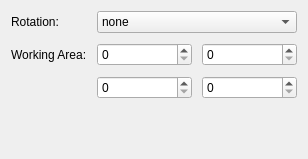
First picture: the form in src/kcmodule/padmapping.ui, repository KDE/wacomtablet, before the edit.
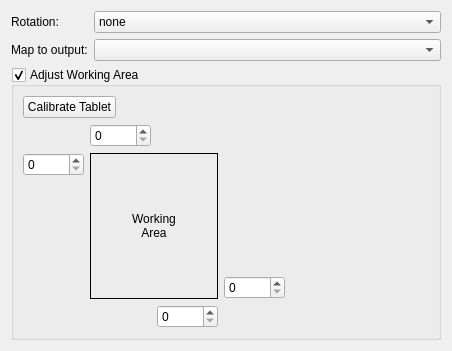
Second picture: the form after the edit. Custom widgets are drawn as their Qt base class.

```diff
--- a/src/kcmodule/padmapping.ui
+++ b/src/kcmodule/padmapping.ui
@@ -6,8 +6,8 @@
    <rect>
     <x>0</x>
     <y>0</y>
-    <width>308</width>
-    <height>159</height>
+    <width>452</width>
+    <height>351</height>
    </rect>
   </property>
   <property name="windowTitle">
@@ -16,13 +16,9 @@
   <property name="locale">
    <locale language="English" country="UnitedKingdom"/>
   </property>
+  <layout class="QVBoxLayout" name="verticalLayout">
+   <item>
   <layout class="QFormLayout" name="formLayout">
-   <property name="horizontalSpacing">
-    <number>10</number>
-   </property>
-   <property name="verticalSpacing">
-    <number>10</number>
-   </property>
    <item row="0" column="0">
     <widget class="QLabel" name="rotationLabel">
      <property name="text">
@@ -63,7 +59,7 @@
    <item row="1" column="0">
     <widget class="QLabel" name="areaLabel">
      <property name="text">
-      <string>Working Area:</string>
+        <string>Map to output:</string>
      </property>
      <property name="buddy">
       <cstring>topX</cstring>
@@ -71,8 +67,52 @@
     </widget>
    </item>
    <item row="1" column="1">
+      <widget class="KComboBox" name="screenComboBox"/>
+     </item>
+    </layout>
+   </item>
+   <item>
+    <widget class="QGroupBox" name="workingAreaBox">
+     <property name="toolTip">
+      <string>If enabled, the working area can be changed.
+ If disabled the default values from xorg are used</string>
+     </property>
+     <property name="title">
+      <string>Adjust Working Area</string>
+     </property>
+     <property name="checkable">
+      <bool>true</bool>
+     </property>
+     <layout class="QFormLayout" name="formLayout_2">
+      <property name="labelAlignment">
+       <set>Qt::AlignLeading|Qt::AlignLeft|Qt::AlignVCenter</set>
+      </property>
+      <item row="0" column="0">
+       <widget class="KPushButton" name="calibrateButton">
+        <property name="toolTip">
+         <string>Opens a fullscreen window to calibrate the tablet.</string>
+        </property>
+        <property name="text">
+         <string>Calibrate Tablet</string>
+        </property>
+       </widget>
+      </item>
+      <item row="1" column="1">
+       <spacer name="horizontalSpacer_2">
+        <property name="orientation">
+         <enum>Qt::Horizontal</enum>
+        </property>
+        <property name="sizeHint" stdset="0">
+         <size>
+          <width>161</width>
+          <height>147</height>
+         </size>
+        </property>
+       </spacer>
+      </item>
+      <item row="1" column="0">
     <layout class="QGridLayout" name="gridLayout">
-     <item row="0" column="0">
+        <item row="0" column="1">
       <widget class="KIntSpinBox" name="topX">
        <property name="toolTip">
         <string>Top left point of the tablet working area</string>
@@ -82,7 +122,7 @@
        </property>
       </widget>
      </item>
-     <item row="0" column="1">
+        <item row="1" column="0">
       <widget class="KIntSpinBox" name="topY">
        <property name="toolTip">
         <string>Top right point of the tablet working area</string>
@@ -92,17 +132,33 @@
        </property>
       </widget>
      </item>
-     <item row="1" column="0">
-      <widget class="KIntSpinBox" name="bottomX">
-       <property name="toolTip">
-        <string>Bottom left point of the tablet working area</string>
-       </property>
-       <property name="maximum">
-        <number>99999</number>
-       </property>
-      </widget>
-     </item>
-     <item row="1" column="1">
+        <item row="2" column="0">
+         <spacer name="verticalSpacer_2">
+          <property name="orientation">
+           <enum>Qt::Vertical</enum>
+          </property>
+          <property name="sizeHint" stdset="0">
+           <size>
+            <width>20</width>
+            <height>40</height>
+           </size>
+          </property>
+         </spacer>
+        </item>
+        <item row="2" column="3">
+         <spacer name="verticalSpacer">
+          <property name="orientation">
+           <enum>Qt::Vertical</enum>
+          </property>
+          <property name="sizeHint" stdset="0">
+           <size>
+            <width>20</width>
+            <height>40</height>
+           </size>
+          </property>
+         </spacer>
+        </item>
+        <item row="3" column="3">
       <widget class="KIntSpinBox" name="bottomY">
        <property name="toolTip">
         <string>Bottom right point of the tablet working area</string>
@@ -112,7 +168,47 @@
        </property>
       </widget>
      </item>
-    </layout>
+        <item row="4" column="1">
+         <spacer name="horizontalSpacer">
+          <property name="orientation">
+           <enum>Qt::Horizontal</enum>
+          </property>
+          <property name="sizeHint" stdset="0">
+           <size>
+            <width>40</width>
+            <height>20</height>
+           </size>
+          </property>
+         </spacer>
+        </item>
+        <item row="4" column="2">
+         <widget class="KIntSpinBox" name="bottomX">
+          <property name="toolTip">
+           <string>Bottom left point of the tablet working area</string>
+          </property>
+          <property name="maximum">
+           <number>99999</number>
+          </property>
+         </widget>
+        </item>
+        <item row="1" column="1" rowspan="3" colspan="2">
+         <widget class="QLabel" name="label">
+          <property name="frameShape">
+           <enum>QFrame::Box</enum>
+          </property>
+          <property name="text">
+           <string>Working
+Area</string>
+          </property>
+          <property name="alignment">
+           <set>Qt::AlignCenter</set>
+          </property>
+         </widget>
+        </item>
+       </layout>
+      </item>
+     </layout>
+    </widget>
    </item>
   </layout>
  </widget>
@@ -122,6 +218,11 @@
    <extends>QSpinBox</extends>
    <header>knuminput.h</header>
   </customwidget>
+  <customwidget>
+   <class>KPushButton</class>
+   <extends>QPushButton</extends>
+   <header>kpushbutton.h</header>
+  </customwidget>
   <customwidget>
    <class>KComboBox</class>
    <extends>QComboBox</extends>
```
Left out of the diff: 37 changed lines with no effect on the pictures. Lines whose indentation alone changed are shown as unchanged.
